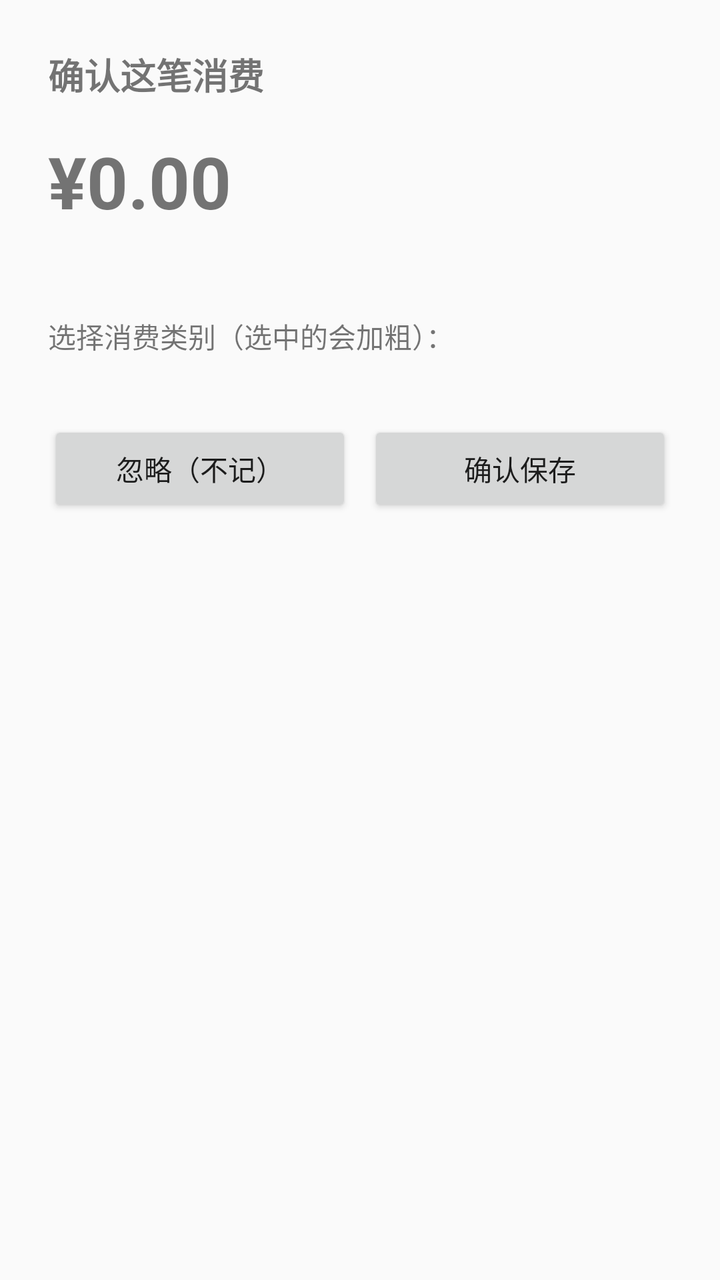
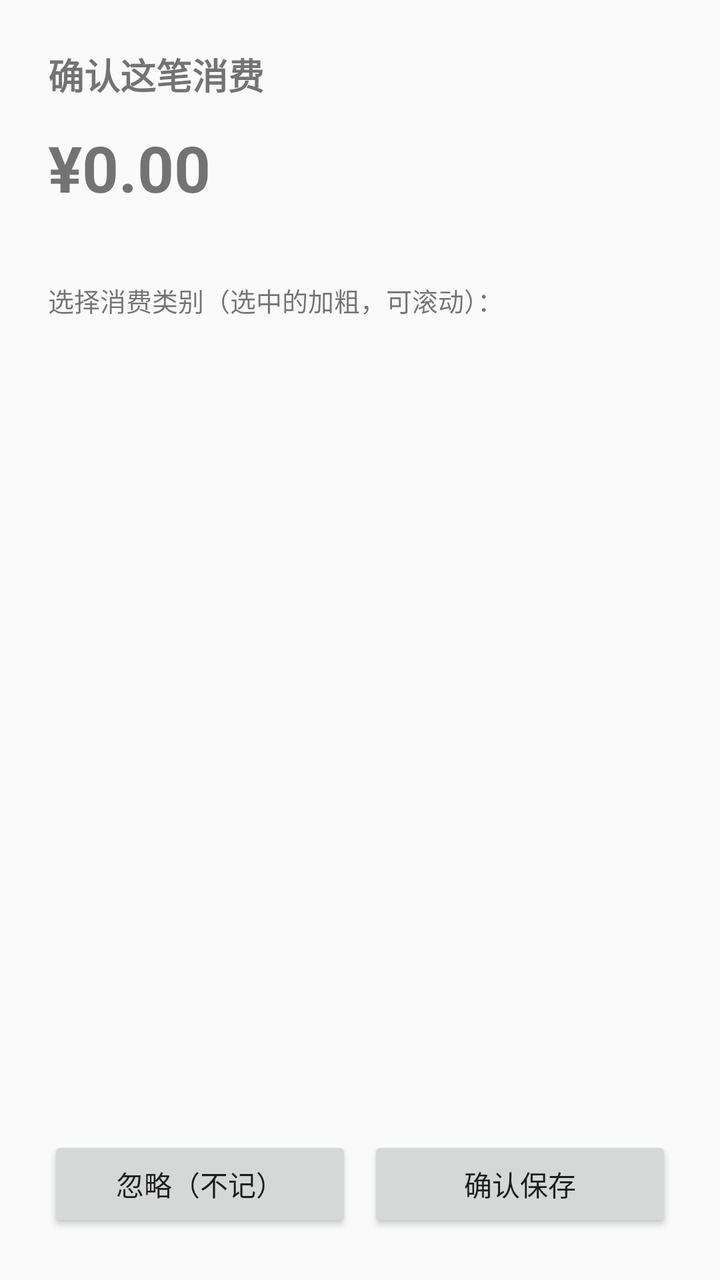

An Android layout rendered at two revisions. The XML below is the earlier revision; the diff shows what the commit changed to produce the second picture.
<!-- AndroidManifest.xml: application theme android:Theme.Material.Light.NoActionBar -->
<!-- res/layout/activity_confirm.xml -->
<?xml version="1.0" encoding="utf-8"?>
<LinearLayout xmlns:android="http://schemas.android.com/apk/res/android"
    android:orientation="vertical"
    android:padding="24dp"
    android:layout_width="match_parent"
    android:layout_height="match_parent">

    <TextView
        android:layout_width="wrap_content"
        android:layout_height="wrap_content"
        android:text="确认这笔消费"
        android:textSize="18sp"
        android:textStyle="bold" />

    <TextView
        android:id="@+id/tvAmount"
        android:layout_width="wrap_content"
        android:layout_height="wrap_content"
        android:layout_marginTop="16dp"
        android:textSize="36sp"
        android:textStyle="bold"
        android:text="¥0.00" />

    <TextView
        android:id="@+id/tvMerchant"
        android:layout_width="wrap_content"
        android:layout_height="wrap_content"
        android:layout_marginTop="4dp"
        android:textSize="14sp" />

    <TextView
        android:layout_width="wrap_content"
        android:layout_height="wrap_content"
        android:layout_marginTop="20dp"
        android:text="选择消费类别（选中的会加粗）："
        android:textSize="14sp" />

    <GridLayout
        android:id="@+id/gridCats"
        android:columnCount="3"
        android:layout_width="match_parent"
        android:layout_height="wrap_content"
        android:layout_marginTop="8dp" />

    <LinearLayout
        android:orientation="horizontal"
        android:layout_width="match_parent"
        android:layout_height="wrap_content"
        android:layout_marginTop="24dp">

        <Button
            android:id="@+id/btnIgnore"
            android:layout_width="0dp"
            android:layout_weight="1"
            android:layout_height="wrap_content"
            android:layout_marginEnd="8dp"
            android:text="忽略（不记）" />

        <Button
            android:id="@+id/btnOk"
            android:layout_width="0dp"
            android:layout_weight="1"
            android:layout_height="wrap_content"
            android:text="确认保存" />
    </LinearLayout>
</LinearLayout>
<!-- resources referenced by this layout -->
<resources>

</resources>

<!-- the commit's change to res/layout/activity_confirm.xml (unified diff, before → after) -->
@@ -16,8 +16,8 @@
         android:id="@+id/tvAmount"
         android:layout_width="wrap_content"
         android:layout_height="wrap_content"
-        android:layout_marginTop="16dp"
-        android:textSize="36sp"
+        android:layout_marginTop="12dp"
+        android:textSize="32sp"
         android:textStyle="bold"
         android:text="¥0.00" />
 
@@ -31,22 +31,28 @@
     <TextView
         android:layout_width="wrap_content"
         android:layout_height="wrap_content"
-        android:layout_marginTop="20dp"
-        android:text="选择消费类别（选中的会加粗）："
-        android:textSize="14sp" />
+        android:layout_marginTop="12dp"
+        android:text="选择消费类别（选中的加粗，可滚动）："
+        android:textSize="13sp" />
 
-    <GridLayout
-        android:id="@+id/gridCats"
-        android:columnCount="3"
+    <ScrollView
         android:layout_width="match_parent"
-        android:layout_height="wrap_content"
-        android:layout_marginTop="8dp" />
+        android:layout_height="0dp"
+        android:layout_weight="1"
+        android:layout_marginTop="4dp">
+
+        <GridLayout
+            android:id="@+id/gridCats"
+            android:columnCount="3"
+            android:layout_width="match_parent"
+            android:layout_height="wrap_content" />
+    </ScrollView>
 
     <LinearLayout
         android:orientation="horizontal"
         android:layout_width="match_parent"
         android:layout_height="wrap_content"
-        android:layout_marginTop="24dp">
+        android:layout_marginTop="12dp">
 
         <Button
             android:id="@+id/btnIgnore"
